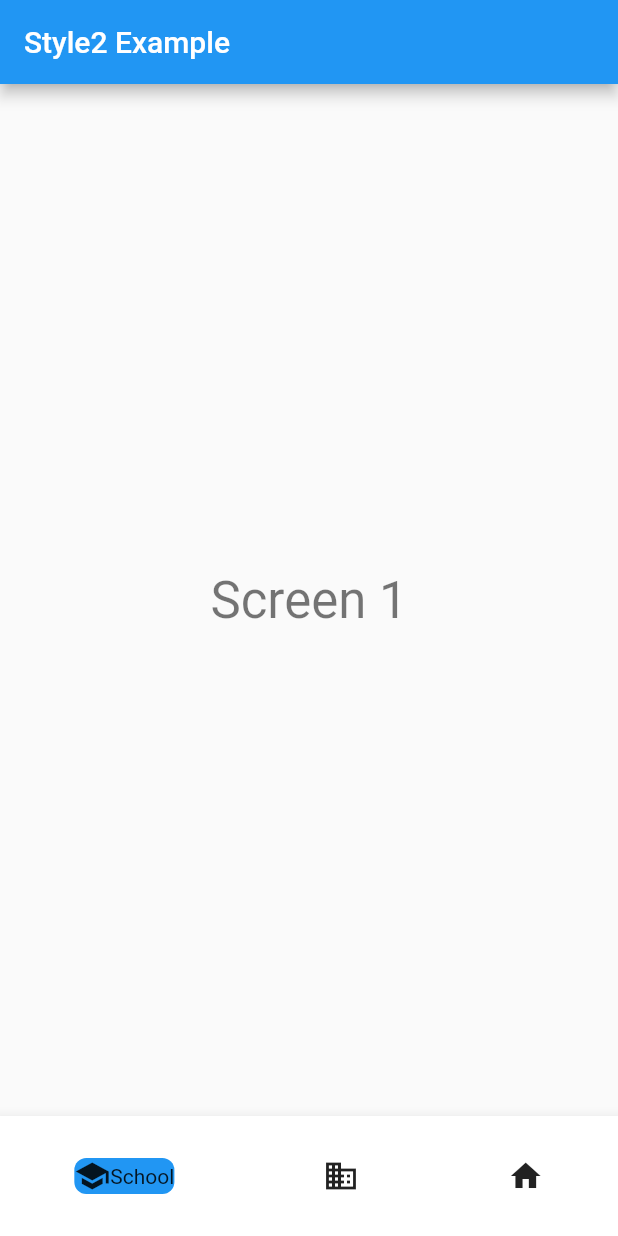
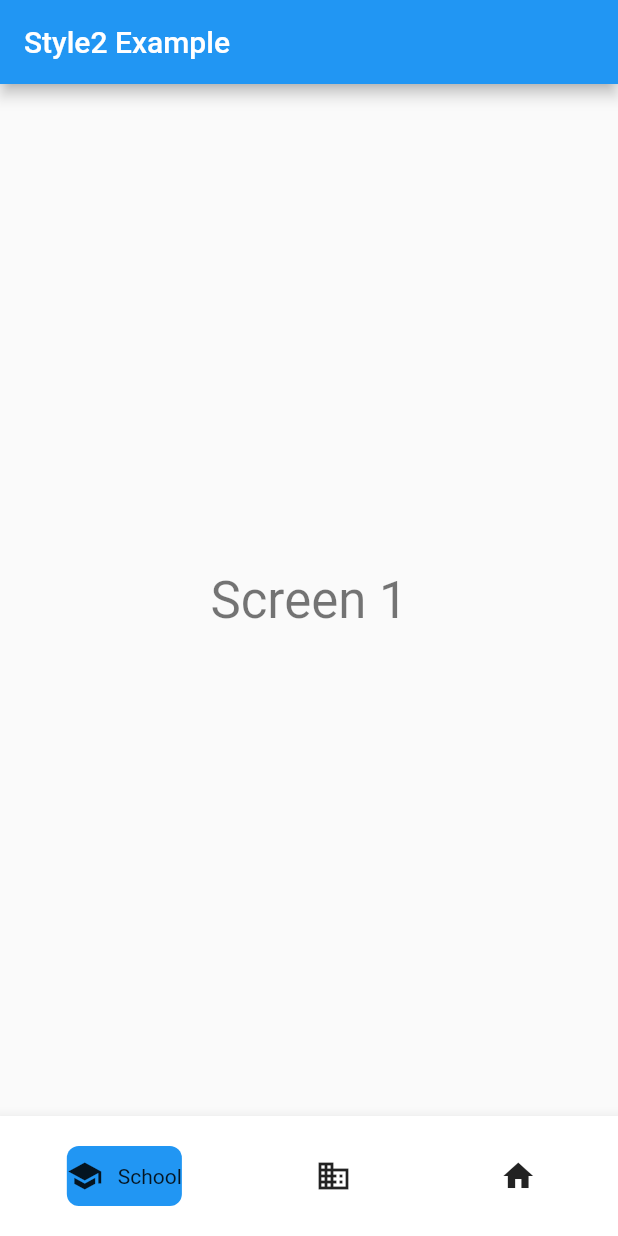
Before and after one commit to timilehinjegede/styled_navigation_bar, a Flutter app: the screen it shows after launch, on a phone screen of 412 x 824 dp. Run offline on Flutter 3.47's test engine with Material 2 defaults, Android fonts, the phone set to English and light mode, and no system bars.

Commit message:
style 2 partly functional

```diff
--- a/lib/src/style2_bottom_nav.dart
+++ b/lib/src/style2_bottom_nav.dart
@@ -47,15 +47,22 @@ class _Style2BottomNavState extends State<Style2BottomNav> {
   }
 }
 
-class _Style2ItemWidget extends StatelessWidget {
+class _Style2ItemWidget extends StatefulWidget {
   final Style2Item item;
   final bool isSelected;
 
   _Style2ItemWidget({this.item, this.isSelected});
 
   @override
+  __Style2ItemWidgetState createState() => __Style2ItemWidgetState();
+}
+
+class __Style2ItemWidgetState extends State<_Style2ItemWidget>
+    with SingleTickerProviderStateMixin {
+  @override
   Widget build(BuildContext context) {
     return AnimatedContainer(
+      height: 40,
       duration: Duration(
         milliseconds: 400,
       ),
@@ -63,12 +70,22 @@ class _Style2ItemWidget extends StatelessWidget {
         borderRadius: BorderRadius.circular(
           8.0,
         ),
-        color: isSelected ? Colors.blue : Colors.transparent,
+        color: widget.isSelected ? Colors.blue : Colors.transparent,
       ),
       child: Row(
         children: [
-          item.icon,
-          isSelected ? item.text : SizedBox.shrink(),
+          widget.item.icon,
+          SizedBox(
+            width: 10,
+          ),
+          AnimatedSize(
+            duration: Duration(
+              milliseconds: 500,
+            ),
+            curve: Curves.easeInOut,
+            vsync: this,
+            child: widget.isSelected ? widget.item.text : SizedBox.shrink(),
+          ),
         ],
       ),
     );
```
